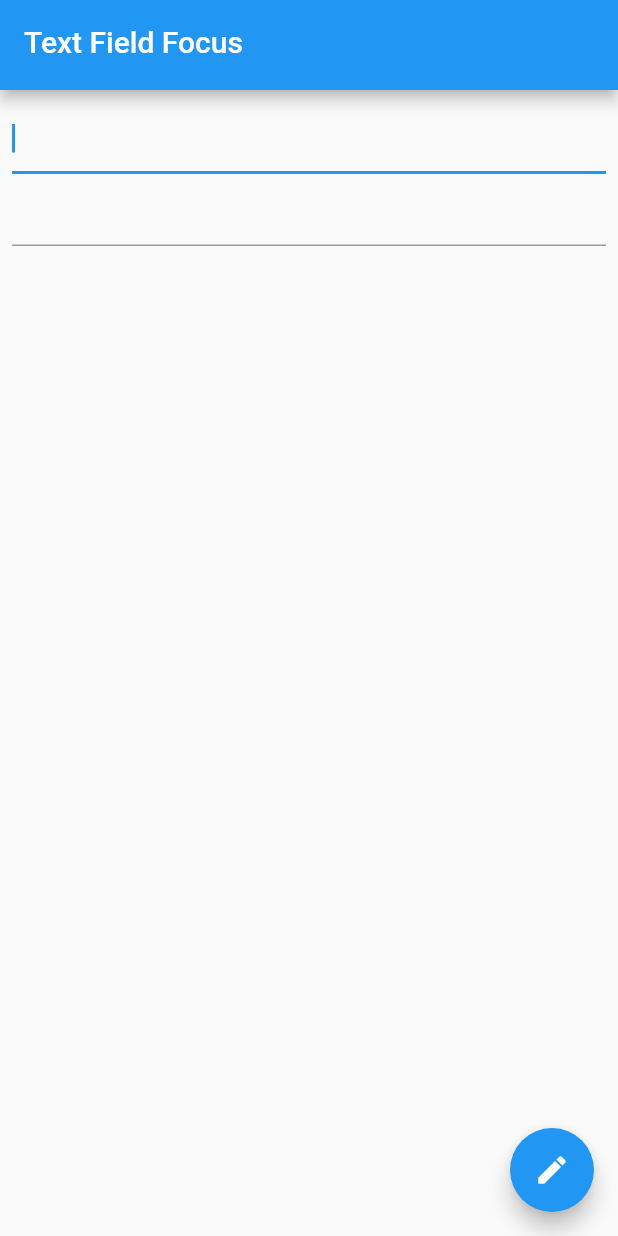
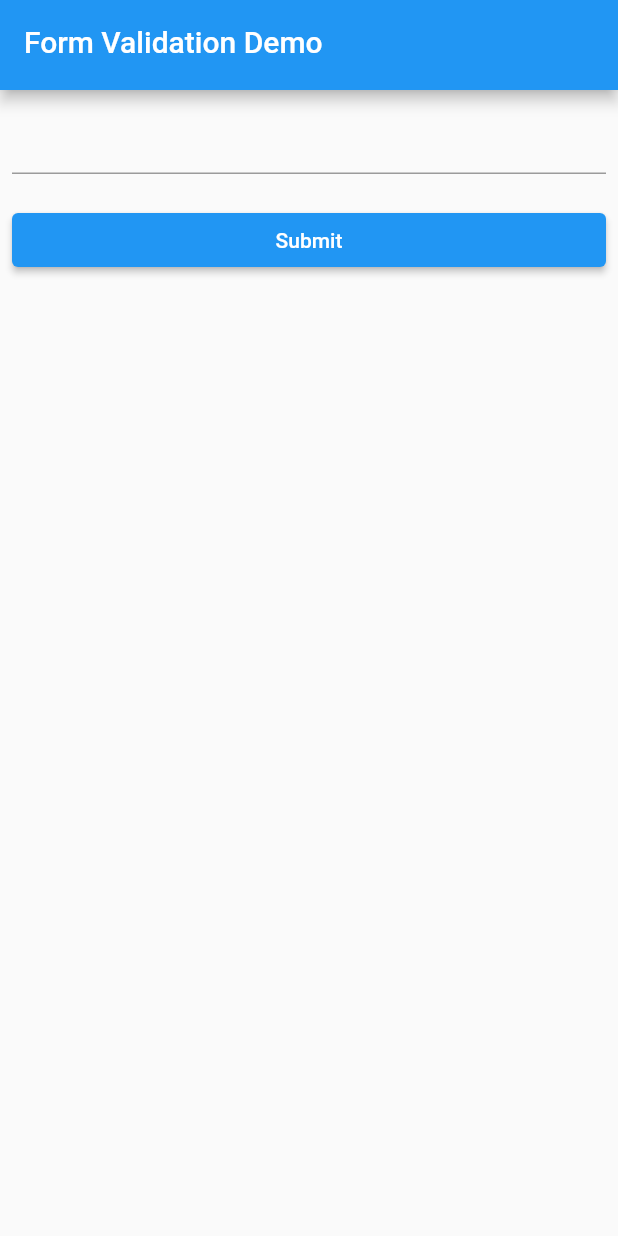
Before and after one commit to tkuanhoong/flutter_docu_app, a Flutter app: the screen it shows after launch, on a phone screen of 412 x 824 dp. Run offline on Flutter 3.47's test engine with Material 2 defaults, Android fonts, the phone set to English and light mode, and no system bars.

Commit message:
Form with validation

```diff
--- a/lib/main.dart
+++ b/lib/main.dart
@@ -1,5 +1,6 @@
 import 'package:flutter/material.dart';
 import 'package:flutter_docu_app/theme/app_theme.dart';
+import 'package:flutter_docu_app/ui/4.interactivity/input&forms/form_with_validation.dart';
 import 'package:flutter_docu_app/ui/4.interactivity/input&forms/handle_changes_to_text_field.dart';
 import 'package:flutter_docu_app/ui/4.interactivity/input&forms/manage_focus_in_text_field.dart';
 
@@ -14,7 +15,7 @@ class MyApp extends StatelessWidget {
   Widget build(BuildContext context) {
     return MaterialApp(
       debugShowCheckedModeBanner: false,
-      home: const ManageFocusInTextField(),
+      home: const FormWithValidationExample(),
       // Create an app theme
       theme: ThemeData(
           // useMaterial3: true,
--- /dev/null
+++ b/lib/ui/4.interactivity/input&forms/form_with_validation.dart
@@ -0,0 +1,65 @@
+import 'package:flutter/material.dart';
+import 'package:flutter_docu_app/components/app_bar_with_title.dart';
+
+class FormWithValidationExample extends StatelessWidget {
+  const FormWithValidationExample({super.key});
+
+  @override
+  Widget build(BuildContext context) {
+    return const Scaffold(
+      appBar: AppBarWithTitle(title: 'Form Validation Demo'),
+      body: FormWithValidation(),
+    );
+  }
+}
+
+class FormWithValidation extends StatefulWidget {
+  const FormWithValidation({super.key});
+
+  @override
+  State<FormWithValidation> createState() => _FormWithValidationState();
+}
+
+class _FormWithValidationState extends State<FormWithValidation> {
+  // create global key that uniquely identify the form widget
+  final _formKey = GlobalKey<FormState>();
+
+  @override
+  Widget build(BuildContext context) {
+    return Padding(
+      padding: const EdgeInsets.all(8.0),
+      child: Form(
+        key: _formKey,
+        child: Column(
+          children: [
+            TextFormField(
+              validator: (value) {
+                if (value == null || value.isEmpty) {
+                  return 'Please enter some text';
+                }
+                return null;
+              },
+            ),
+            Container(
+              margin: const EdgeInsets.only(top: 20.0),
+              width: double.infinity,
+              child: ElevatedButton(
+                onPressed: () {
+                  // Validate returns true if form is valid, or false otherwise
+                  if (_formKey.currentState!.validate()) {
+                    ScaffoldMessenger.of(context).showSnackBar(
+                      const SnackBar(
+                        content: Text('Processing Data'),
+                      ),
+                    );
+                  }
+                },
+                child: const Text('Submit'),
+              ),
+            ),
+          ],
+        ),
+      ),
+    );
+  }
+}
```
